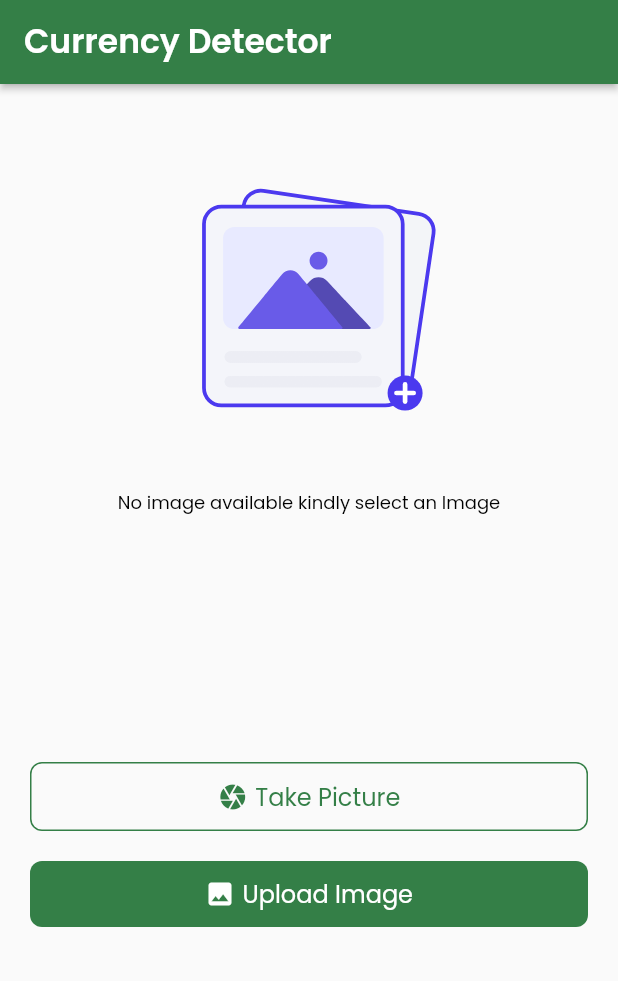
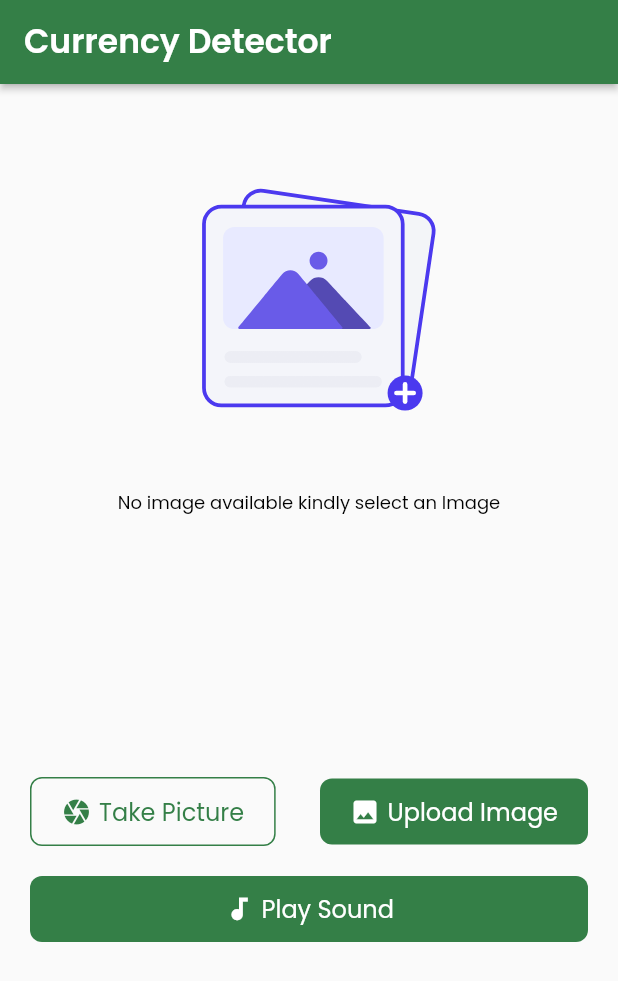
Before and after one commit to Damscozy/currency_recognition, a Flutter app: the screen it shows after launch, after a tap on "Upload Image", on a phone screen of 412 x 824 dp. Shown: the top 981 px of the screen. Run offline on Flutter 3.47's test engine with Material 2 defaults, Android fonts, the phone set to English and light mode, and no system bars; our stand-ins replace audioplayers, flutter_native_splash, gap, google_fonts, image_picker, lottie; missing offline and left inert: flutter_tflite.

Commit message:
updated sound to play after image detection

```diff
--- a/lib/homepage.dart
+++ b/lib/homepage.dart
@@ -2,6 +2,7 @@
 
 import 'dart:io';
 
+import 'package:audioplayers/audioplayers.dart';
 import 'package:flutter/material.dart';
 import 'package:flutter_native_splash/flutter_native_splash.dart';
 import 'package:flutter_tflite/flutter_tflite.dart';
@@ -9,7 +10,6 @@ import 'package:gap/gap.dart';
 import 'package:google_fonts/google_fonts.dart';
 import 'package:image_picker/image_picker.dart';
 import 'package:lottie/lottie.dart';
-// import 'package:tflite/tflite.dart';
 
 enum Artifacts {
   five('Five naira'),
@@ -37,6 +37,7 @@ class _MyHomePageState extends State<MyHomePage> {
   File? _image;
   List? _outputs;
 
+  final player = AudioPlayer();
   final _imagePicker = ImagePicker();
 
   @override
@@ -79,7 +80,7 @@ class _MyHomePageState extends State<MyHomePage> {
       _isLoading = true;
       _image = File(image.path);
     });
-    await classifyImage(_image);
+    await classifyImage(_image).then((value) => playSound());
   }
 
   Future takePicture() async {
@@ -89,13 +90,12 @@ class _MyHomePageState extends State<MyHomePage> {
       _isLoading = true;
       _image = File(image.path);
     });
-    await classifyImage(_image);
+    await classifyImage(_image).then((value) => playSound());
   }
 
   // Classifying Selected Image
   classifyImage(File? image) async {
     var output = await Tflite.runModelOnImage(
-      // var output = await Tflite.runModelOnImage(
       path: image!.path,
       numResults: 5,
       threshold: 0.5,
@@ -107,6 +107,42 @@ class _MyHomePageState extends State<MyHomePage> {
       // Declear List _outputs in the class will be used to show the classifed class name and confidence
       _outputs = output;
     });
+  }
+
+  playSound() async {
+    if (_outputs != null &&
+        _outputs!.isNotEmpty &&
+        _outputs![0]["label"].contains(Artifacts.five.title)) {
+      await player.play(AssetSource('audios/five_naira.wav'));
+    } else if (_outputs != null &&
+        _outputs!.isNotEmpty &&
+        _outputs![0]["label"].contains(Artifacts.ten.title)) {
+      await player.play(AssetSource('audios/ten_naira.wav'));
+    } else if (_outputs != null &&
+        _outputs!.isNotEmpty &&
+        _outputs![0]["label"].contains(Artifacts.twenty.title))
+      await player.play(AssetSource('audios/twenty_naira.wav'));
+    else if (_outputs != null &&
+        _outputs!.isNotEmpty &&
+        _outputs![0]["label"].contains(Artifacts.fifty.title)) {
+      await player.play(AssetSource('audios/fifty_naira.wav'));
+    } else if (_outputs != null &&
+        _outputs!.isNotEmpty &&
+        _outputs![0]["label"].contains(Artifacts.onehundred.title)) {
+      await player.play(AssetSource('audios/hundred_naira.wav'));
+    } else if (_outputs != null &&
+        _outputs!.isNotEmpty &&
+        _outputs![0]["label"].contains(Artifacts.twohundred.title)) {
+      await player.play(AssetSource('audios/two_hundred_naira.wav'));
+    } else if (_outputs != null &&
+        _outputs!.isNotEmpty &&
+        _outputs![0]["label"].contains(Artifacts.fivehundred.title)) {
+      await player.play(AssetSource('audios/five_hundred_naira.wav'));
+    } else if (_outputs != null &&
+        _outputs!.isNotEmpty &&
+        _outputs![0]["label"].contains(Artifacts.onethousand.title)) {
+      await player.play(AssetSource('audios/one_thousand_naira.wav'));
+    }
   }
 
   @override
@@ -341,7 +377,10 @@ class _MyHomePageState extends State<MyHomePage> {
                               : Container(
                                   child: Text(''),
                                 ),
-                    const Gap(10),
+                    const Gap(20),
+                    Row(
+                      mainAxisAlignment: MainAxisAlignment.spaceBetween,
+                      children: [
                         InkWell(
                           onTap: () {
                             print('Take Picture Button pressed ...');
@@ -368,7 +407,9 @@ class _MyHomePageState extends State<MyHomePage> {
                                 ),
                                 const Gap(5),
                                 Text(
-                              'Take Picture',
+                                  _image == null
+                                      ? 'Take Picture'
+                                      : 'Retake Picture',
                                   style: GoogleFonts.poppins(
                                     color: Color(0xFF347F47),
                                     fontSize: 16,
@@ -378,10 +419,10 @@ class _MyHomePageState extends State<MyHomePage> {
                             ),
                           ),
                         ),
-                    const Gap(20),
+                        // const Gap(20),
                         InkWell(
                           onTap: () {
-                        print('Button pressed ...');
+                            print('Pick Image Button pressed ...');
                             pickImage();
                             // _image == null;
                           },
@@ -402,7 +443,45 @@ class _MyHomePageState extends State<MyHomePage> {
                                 ),
                                 const Gap(5),
                                 Text(
-                              'Upload Image',
+                                  _image == null
+                                      ? 'Upload Image'
+                                      : 'Re-upload Image',
+                                  style: GoogleFonts.poppins(
+                                    color: Colors.white,
+                                    fontSize: 16,
+                                  ),
+                                ),
+                              ],
+                            ),
+                          ),
+                        ),
+                      ],
+                    ),
+                    const Gap(20),
+                    InkWell(
+                      onTap: () async {
+                        print('Sound Button pressed ...');
+                        playSound();
+                      },
+                      child: Container(
+                        // width: MediaQuery.of(context).size.width * .4,
+                        padding: const EdgeInsets.symmetric(
+                            horizontal: 20, vertical: 10),
+                        decoration: BoxDecoration(
+                          color: Color(0xFF347F47),
+                          borderRadius: BorderRadius.circular(8),
+                        ),
+                        child: Row(
+                          mainAxisAlignment: MainAxisAlignment.center,
+                          children: [
+                            Icon(
+                              Icons.audiotrack,
+                              size: 20,
+                              color: Colors.white,
+                            ),
+                            const Gap(5),
+                            Text(
+                              'Play Sound',
                               style: GoogleFonts.poppins(
                                 color: Colors.white,
                                 fontSize: 16,
--- a/pubspec.yaml
+++ b/pubspec.yaml
@@ -15,7 +15,8 @@ dependencies:
   gap: ^2.0.1
   lottie: ^2.0.0
   camera: ^0.10.0+4
-  just_audio: ^0.9.34
+  # just_audio: ^0.9.34
+  audioplayers: ^5.0.0
   google_fonts: ^4.0.3
   image_picker: ^0.8.3+3
   flutter_tflite: ^1.0.1
```
Also changed, not shown: pubspec.lock, 19 other files. Lines whose indentation alone changed are shown as unchanged.
